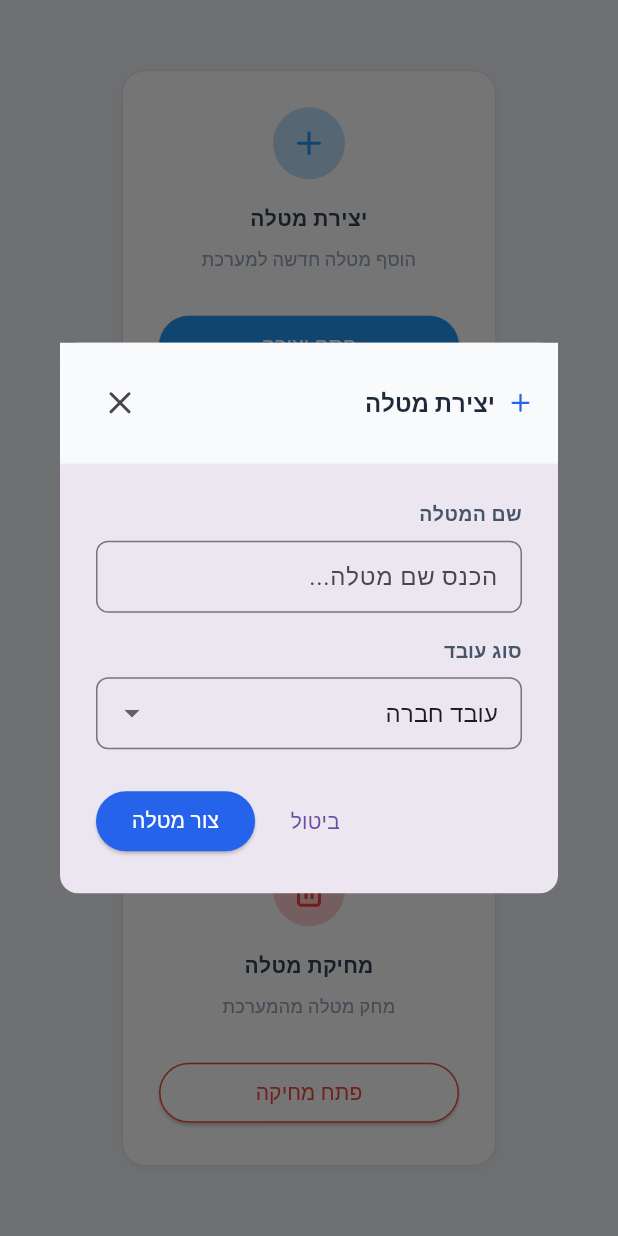
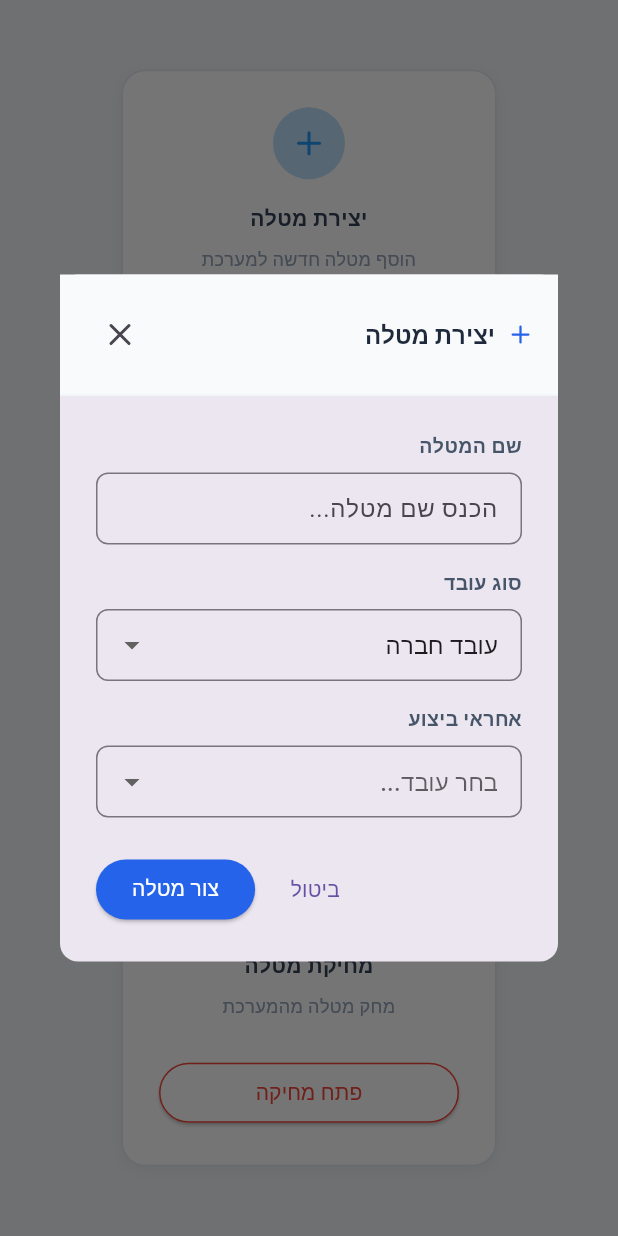
Before and after one commit to shira-rosenfeld/PulseApp, a Flutter app: the ModalsShowcase screen opened directly, after a tap on "פתח יצירה", on a phone screen of 412 x 824 dp. Run offline on Flutter 3.47's test engine with Material 3 defaults, Android fonts, the phone set to English and light mode, and no system bars; our stand-ins replace flutter_riverpod, lucide_icons_flutter; missing offline and left inert: dart:html; Roboto replaces fonts that are missing (Segoe UI).

Commit message:
Add worker selection to CreateTaskModal
Add 'אחראי ביצוע' dropdown field below 'סוג עובד'. Lists are filtered
by the selected type: 7 internal workers and 4 external consultants
(names consistent with the mock data used across the app). Selecting
a new type resets the worker selection to avoid stale cross-type values.

https://claude.ai/code/session_01GynUgbpBu1o5JZHzRht1Ed

```diff
--- a/pulse_frontend/lib/ui/task_modals.dart
+++ b/pulse_frontend/lib/ui/task_modals.dart
@@ -79,7 +79,20 @@ class CreateTaskModal extends StatefulWidget {
 
 class _CreateTaskModalState extends State<CreateTaskModal> {
   String _workerType = 'INTERNAL';
+  String? _selectedWorker;
   final _taskNameController = TextEditingController();
+
+  static const _internalWorkers = [
+    'יוסי כהן', 'דנה לוי', 'שירה רוזנפלד', 'רון שפירא',
+    'אבי גולן', 'נועה מזרחי', 'עמית ברקוביץ',
+  ];
+
+  static const _externalWorkers = [
+    'מיכאל ברג', "ג'ון סמית", 'ליאת פרידמן', 'ספיר אדרי',
+  ];
+
+  List<String> get _currentWorkers =>
+      _workerType == 'INTERNAL' ? _internalWorkers : _externalWorkers;
 
   @override
   void dispose() {
@@ -142,7 +155,25 @@ class _CreateTaskModalState extends State<CreateTaskModal> {
                 DropdownMenuItem(value: 'INTERNAL', child: Text('עובד חברה')),
                 DropdownMenuItem(value: 'EXTERNAL', child: Text('יועץ חיצוני')),
               ],
-              onChanged: (val) => setState(() => _workerType = val!),
+              onChanged: (val) => setState(() {
+                _workerType = val!;
+                _selectedWorker = null;
+              }),
+            ),
+            const SizedBox(height: 16),
+            const Text('אחראי ביצוע', style: TextStyle(fontSize: 13, fontWeight: FontWeight.bold, color: Color(0xFF475569))),
+            const SizedBox(height: 8),
+            DropdownButtonFormField<String>(
+              value: _selectedWorker,
+              decoration: InputDecoration(
+                border: OutlineInputBorder(borderRadius: BorderRadius.circular(8)),
+                contentPadding: const EdgeInsets.symmetric(horizontal: 12, vertical: 10),
+              ),
+              hint: const Text('בחר עובד...'),
+              items: _currentWorkers
+                  .map((name) => DropdownMenuItem(value: name, child: Text(name)))
+                  .toList(),
+              onChanged: (val) => setState(() => _selectedWorker = val),
             ),
           ],
         ),
```
